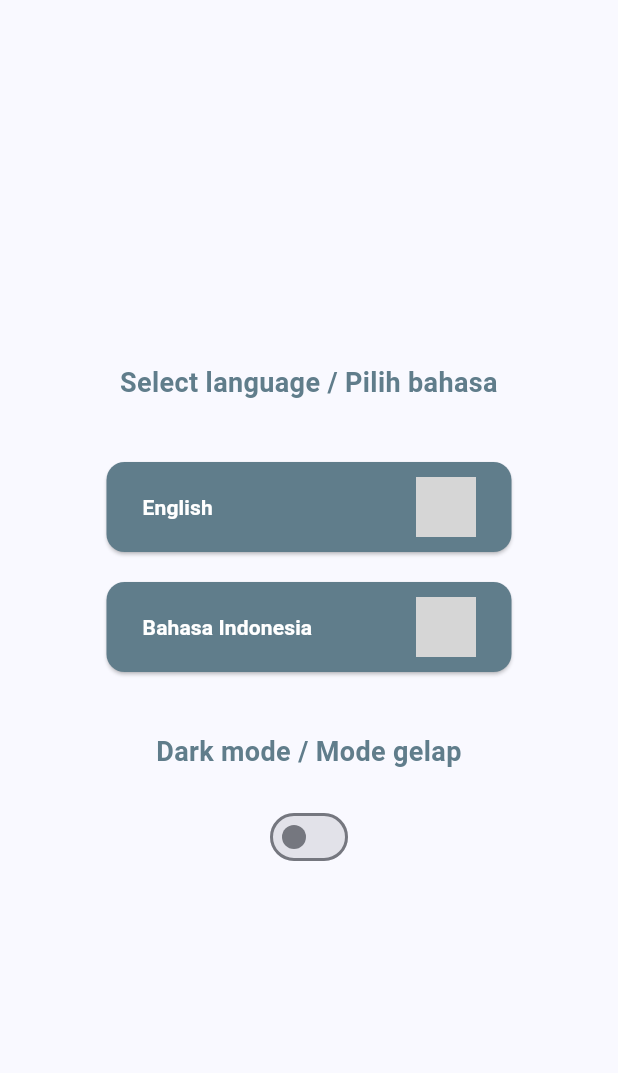
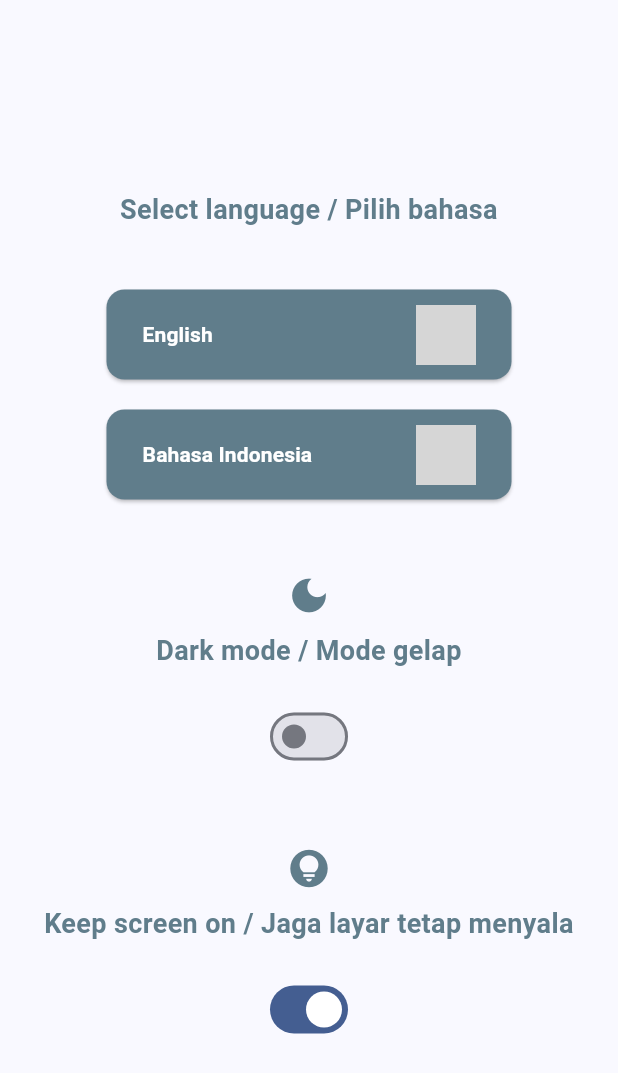
Before and after one commit to ahmadtheswe/dhikr-app-flutter, a Flutter app: the screen it shows after launch, on a phone screen of 412 x 824 dp. Shown: the top 1073 px of the screen. Run offline on Flutter 3.47's test engine with Material 3 defaults, Android fonts, the phone set to English and light mode, and no system bars; our stand-ins replace device_info_plus, flutter_local_notifications, google_mobile_ads, package_info_plus, permission_handler, shared_preferences and 2 more; missing offline and left inert: in_app_update; project files that could hold a hidden picture were left out; grey boxes are pictures that could not be loaded.

Commit message:
feat: add wke lock screen feature
- add wake screen lock for the app
- redesign toggle

```diff
--- a/assets/lang/en.json
+++ b/assets/lang/en.json
@@ -29,5 +29,6 @@
   "morningAlarmNotificationBody": "It's time to read the morning dhikr!",
   "eveningAlarmNotificationTitle": "Evening Dhikr Alarm",
   "eveningAlarmNotificationBody": "It's time to read the evening dhikr!",
-  "externalResources": "External Resources"
+  "externalResources": "External Resources",
+  "wakeLockMode": "Keep Screen On"
 }
--- a/assets/lang/id.json
+++ b/assets/lang/id.json
@@ -29,5 +29,6 @@
   "morningAlarmNotificationBody": "Saatnya membaca dzikr pagi!",
   "eveningAlarmNotificationTitle": "Alarm Dzikr Petang",
   "eveningAlarmNotificationBody": "Saatnya membaca dzikr petang!",
-  "externalResources": "Sumber Eksternal"
+  "externalResources": "Sumber Eksternal",
+  "wakeLockMode": "Layar Selalu Aktif"
 }
--- a/lib/main.dart
+++ b/lib/main.dart
@@ -6,6 +6,7 @@ import 'package:dhikr_app/service/language_service.dart';
 import 'package:dhikr_app/service/notification_service.dart';
 import 'package:dhikr_app/service/theme_service.dart';
 import 'package:dhikr_app/service/update_service.dart';
+import 'package:dhikr_app/service/wake_lock_service.dart';
 import 'package:flutter/material.dart';
 import 'package:google_mobile_ads/google_mobile_ads.dart';
 import 'package:provider/provider.dart';
@@ -23,6 +24,8 @@ void main() async {
 
   await ThemeService().init();
 
+  await WakeLockService().init();
+
   MobileAds.instance.initialize();
 
   await NotificationService().init();
@@ -37,6 +40,7 @@ void main() async {
       ChangeNotifierProvider<LanguageService>.value(value: languageService),
       ChangeNotifierProvider<AlarmService>.value(value: alarmService),
       ChangeNotifierProvider<ThemeService>.value(value: ThemeService()),
+      ChangeNotifierProvider<WakeLockService>.value(value: WakeLockService()),
     ],
     child: MyApp(initialPayload: payload,),
   ));
--- a/lib/pages/select_language_page.dart
+++ b/lib/pages/select_language_page.dart
@@ -6,6 +6,7 @@ import 'package:provider/provider.dart';
 
 import '../service/language_service.dart';
 import '../service/theme_service.dart';
+import '../service/wake_lock_service.dart';
 import '../static/languages.dart';
 
 class SelectLanguagePage extends StatelessWidget {
@@ -15,7 +16,7 @@ class SelectLanguagePage extends StatelessWidget {
   Widget build(BuildContext context) {
     final languageService = Provider.of<LanguageService>(context, listen: false);
     final themeService = Provider.of<ThemeService>(context);
-
+    final wakeUpService = Provider.of<WakeLockService>(context);
 
     return Scaffold(
       body: Center(
@@ -50,11 +51,31 @@ class SelectLanguagePage extends StatelessWidget {
             const SizedBox(
               height: 40,
             ),
-            const MenuTitle(text: Languages.COMMON_SELECT_DARK_MODE),
+            const MenuTitle(
+              text: Languages.COMMON_SELECT_DARK_MODE,
+              icon: Icons.dark_mode,
+              margin: EdgeInsets.only(bottom: 20, left: 20, right: 20),
+              isIconOnTop: true,
+            ),
             Switch(
               value: themeService.isDarkMode(context),
               onChanged: (isDark) {
                 themeService.toggleTheme(isDark);
+              },
+            ),
+            const SizedBox(
+              height: 40,
+            ),
+            const MenuTitle(
+              text: Languages.COMMON_WAKE_UP_MODE,
+              icon: Icons.lightbulb_circle,
+              margin: EdgeInsets.only(bottom: 20, left: 20, right: 20),
+              isIconOnTop: true,
+            ),
+            Switch(
+              value: wakeUpService.isWakeUpEnabled,
+              onChanged: (isWakeUp) {
+                wakeUpService.toggleWakeUp(isWakeUp);
               },
             ),
           ],
--- /dev/null
+++ b/lib/service/wake_lock_service.dart
@@ -0,0 +1,40 @@
+import 'package:flutter/material.dart';
+import 'package:shared_preferences/shared_preferences.dart';
+import 'package:wakelock_plus/wakelock_plus.dart';
+
+class WakeLockService extends ChangeNotifier {
+  WakeLockService._internal();
+
+  static final WakeLockService _instance = WakeLockService._internal();
+
+  factory WakeLockService() => _instance;
+
+  bool get isWakeUpEnabled => _isWakeUpEnabled ?? true;
+
+  static const String wakeUpEnabledKey = 'wakeUpEnabled';
+
+  bool? _isWakeUpEnabled;
+
+  Future<void> init() async {
+    SharedPreferences prefs = await SharedPreferences.getInstance();
+    _isWakeUpEnabled = prefs.getBool(wakeUpEnabledKey) ?? true;
+    await prefs.setBool(wakeUpEnabledKey, _isWakeUpEnabled!);
+
+    WakelockPlus.toggle(enable: _isWakeUpEnabled!);
+
+    notifyListeners();
+  }
+
+  void toggleWakeUp(bool isWakeUpEnabled) {
+    _setWakeUp(isWakeUpEnabled);
+  }
+
+  void _setWakeUp(bool mode) async {
+    final prefs = await SharedPreferences.getInstance();
+    _isWakeUpEnabled = mode;
+    await prefs.setBool(wakeUpEnabledKey, mode);
+    WakelockPlus.toggle(enable: mode);
+    notifyListeners();
+  }
+
+}
--- a/lib/shared/title/menu_title.dart
+++ b/lib/shared/title/menu_title.dart
@@ -3,20 +3,50 @@ import 'package:flutter/material.dart';
 class MenuTitle extends StatelessWidget {
   final String text;
   final IconData? icon;
+  final EdgeInsets? margin;
+  final bool? isIconOnTop;
 
-  const MenuTitle({super.key, required this.text, this.icon});
+  const MenuTitle({super.key, required this.text, this.icon, this.margin, this.isIconOnTop = false});
 
   @override
   Widget build(BuildContext context) {
     final textColor = Theme.of(context).brightness == Brightness.dark ? Colors.grey : Colors.blueGrey;
 
     return Container(
-        margin: const EdgeInsets.only(bottom: 20),
-        child: Row(
+        margin: margin ?? const EdgeInsets.only(bottom: 20),
+        child: isIconOnTop == true
+            ? Column(
                 mainAxisAlignment: MainAxisAlignment.center,
                 children: [
-            if (icon != null)
-              IconButton(
+                  if (icon != null) _iconButton(icon!, textColor),
+                  _text(text, textColor),
+                ],
+              )
+            : Row(
+                mainAxisAlignment: MainAxisAlignment.center,
+                children: [
+                  if (icon != null) _iconButton(icon!, textColor),
+                  Flexible(child: _text(text, textColor)),
+                ],
+              ));
+  }
+
+  Text _text(String text, Color textColor) {
+    return Text(
+      text,
+      textAlign: TextAlign.center,
+      style: TextStyle(
+        fontSize: 18,
+        fontWeight: FontWeight.bold,
+        color: textColor,
+      ),
+      softWrap: true,
+      overflow: TextOverflow.visible,
+    );
+  }
+
+  IconButton _iconButton(IconData icon, Color textColor) {
+    return IconButton(
       icon: Icon(
         icon,
         color: textColor,
@@ -28,18 +58,6 @@ class MenuTitle extends StatelessWidget {
         maxHeight: 30,
       ),
       onPressed: () {},
-              ),
-            Flexible(
-                child: Text(text,
-                    textAlign: TextAlign.center,
-                    style: TextStyle(
-                      fontSize: 18,
-                      fontWeight: FontWeight.bold,
-                      color: textColor,
-                    ),
-                    softWrap: true,
-                    overflow: TextOverflow.visible)),
-          ],
-        ));
+    );
   }
 }
--- a/lib/static/languages.dart
+++ b/lib/static/languages.dart
@@ -11,4 +11,5 @@ class Languages {
 
   static const String COMMON_SELECT_LANGUAGE = 'Select language / Pilih bahasa';
   static const String COMMON_SELECT_DARK_MODE = 'Dark mode / Mode gelap';
+  static const String COMMON_WAKE_UP_MODE = 'Keep screen on / Jaga layar tetap menyala';
 }
--- a/pubspec.yaml
+++ b/pubspec.yaml
@@ -25,6 +25,7 @@ dependencies:
   intl: ^0.20.2
   in_app_update: ^4.2.3
   screenshot: ^3.0.0
+  wakelock_plus: ^1.3.2
 
 dev_dependencies:
   flutter_test:
```
Also changed, not shown: lib/pages/settings_page.dart (+13 -1 lines), pubspec.lock. Lines whose indentation alone changed are shown as unchanged.
